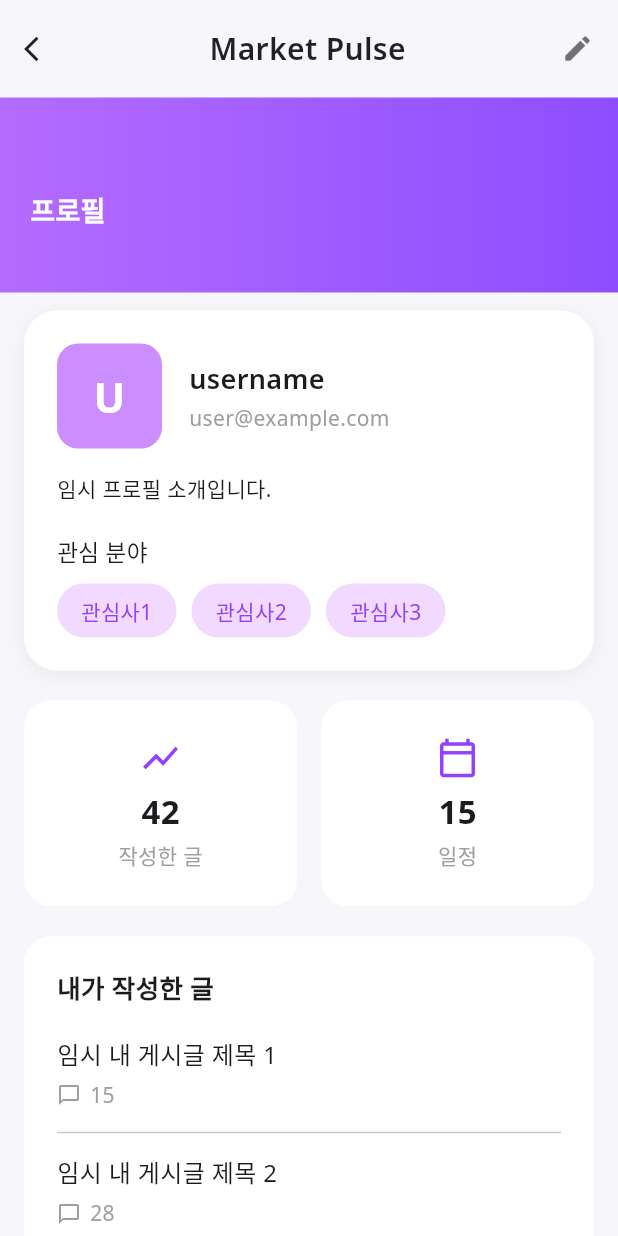
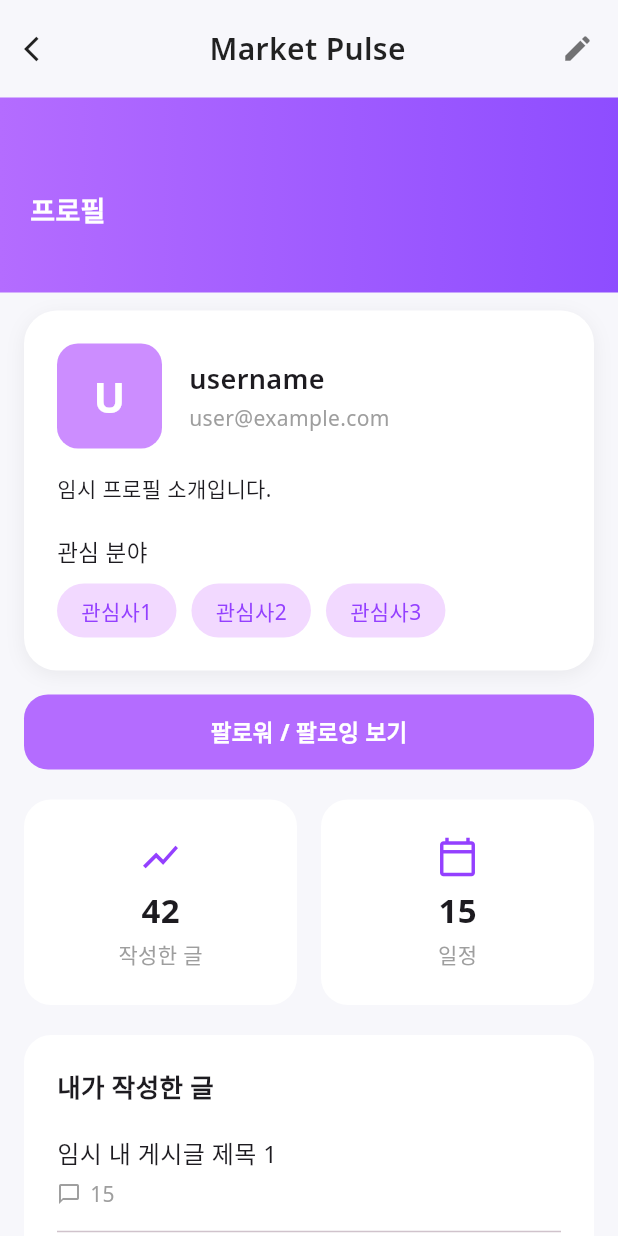
Before and after one commit to Akathin/MarketPulse, a Flutter app: the ProfilePage screen opened directly, on a phone screen of 412 x 824 dp. Run offline on Flutter 3.47's test engine with Material 3 defaults, Android fonts, the phone set to English and light mode, and no system bars; our stand-ins replace google_fonts, shared_preferences, table_calendar; accounts and stored records are empty.

Commit message:
Add files via upload

```diff
--- a/lib/pages/profile_page.dart
+++ b/lib/pages/profile_page.dart
@@ -1,4 +1,5 @@
 import 'package:flutter/material.dart';
+import 'package:market_pulse/pages/follow_page.dart'; // ★ FollowPage 연결 추가
 
 class ProfilePage extends StatelessWidget {
   const ProfilePage({super.key});
@@ -9,24 +10,62 @@ class ProfilePage extends StatelessWidget {
       backgroundColor: const Color(0xFFF7F7FB),
       body: SingleChildScrollView(
         child: Column(
-          children: const [
-            _TopBar(),
-            _Banner(),
-            SizedBox(height: 12),
-            _ProfileCard(),
-            SizedBox(height: 20),
-            _StatsSection(),
-            SizedBox(height: 20),
-            _PostListSection(),
+          children: [
+            const _TopBar(),
+            const _Banner(),
+            const SizedBox(height: 12),
+            const _ProfileCard(),
+            const SizedBox(height: 16),
+
+            // ★ 팔로워/팔로잉 보기 버튼
+            _followButton(context),
+
+            const SizedBox(height: 20),
+            const _StatsSection(),
+            const SizedBox(height: 20),
+            const _PostListSection(),
+            const SizedBox(height: 30),
           ],
+        ),
+      ),
+    );
+  }
+
+  // -----------------------------------------------------
+  // 팔로워 / 팔로잉 보기 버튼
+  // -----------------------------------------------------
+  Widget _followButton(BuildContext context) {
+    return GestureDetector(
+      onTap: () {
+        Navigator.push(
+          context,
+          MaterialPageRoute(builder: (_) => const FollowPage()),
+        );
+      },
+      child: Container(
+        margin: const EdgeInsets.symmetric(horizontal: 16),
+        padding: const EdgeInsets.symmetric(vertical: 14),
+        decoration: BoxDecoration(
+          color: const Color(0xFFB46CFF),
+          borderRadius: BorderRadius.circular(16),
+        ),
+        alignment: Alignment.center,
+        child: const Text(
+          "팔로워 / 팔로잉 보기",
+          style: TextStyle(
+            color: Colors.white,
+            fontSize: 15,
+            fontWeight: FontWeight.bold,
+          ),
         ),
       ),
     );
   }
 }
 
-/* ---------------------- 상단 뒤로가기 + 제목 + 연필 ---------------------- */
-
+// ----------------------------------------------------------
+// 상단 TopBar
+// ----------------------------------------------------------
 class _TopBar extends StatelessWidget {
   const _TopBar();
 
@@ -38,8 +77,7 @@ class _TopBar extends StatelessWidget {
         children: [
           GestureDetector(
             onTap: () => Navigator.pop(context),
-            child: const Icon(Icons.arrow_back_ios,
-                size: 20, color: Colors.black87),
+            child: const Icon(Icons.arrow_back_ios, size: 20),
           ),
           const Spacer(),
           const Text(
@@ -58,8 +96,9 @@ class _TopBar extends StatelessWidget {
   }
 }
 
-/* ---------------------- 보라색 배너 ---------------------- */
-
+// ----------------------------------------------------------
+// 보라색 배너
+// ----------------------------------------------------------
 class _Banner extends StatelessWidget {
   const _Banner();
 
@@ -89,8 +128,9 @@ class _Banner extends StatelessWidget {
   }
 }
 
-/* ---------------------- 프로필 카드 ---------------------- */
-
+// ----------------------------------------------------------
+// 프로필 카드
+// ----------------------------------------------------------
 class _ProfileCard extends StatelessWidget {
   const _ProfileCard();
 
@@ -126,10 +166,9 @@ class _ProfileCard extends StatelessWidget {
                 child: const Text(
                   "U",
                   style: TextStyle(
-                    color: Colors.white,
-                    fontSize: 28,
-                    fontWeight: FontWeight.bold,
-                  ),
+                      color: Colors.white,
+                      fontSize: 28,
+                      fontWeight: FontWeight.bold),
                 ),
               ),
               const SizedBox(width: 18),
@@ -152,12 +191,17 @@ class _ProfileCard extends StatelessWidget {
               ),
             ],
           ),
+
           const SizedBox(height: 16),
-          const Text("임시 프로필 소개입니다.",
-              style: TextStyle(fontSize: 14)),
+          const Text(
+            "임시 프로필 소개입니다.",
+            style: TextStyle(fontSize: 14),
+          ),
+
           const SizedBox(height: 22),
           const Text("관심 분야", style: TextStyle(fontSize: 15)),
           const SizedBox(height: 10),
+
           Wrap(
             spacing: 10,
             children: const [
@@ -192,8 +236,9 @@ class _Tag extends StatelessWidget {
   }
 }
 
-/* ---------------------- 통계 카드 ---------------------- */
-
+// ----------------------------------------------------------
+// 통계 카드
+// ----------------------------------------------------------
 class _StatsSection extends StatelessWidget {
   const _StatsSection();
 
@@ -260,8 +305,9 @@ class _StatsCard extends StatelessWidget {
   }
 }
 
-/* ---------------------- 게시글 리스트 ---------------------- */
-
+// ----------------------------------------------------------
+// 작성한 글 리스트 섹션
+// ----------------------------------------------------------
 class _PostListSection extends StatelessWidget {
   const _PostListSection();
 
@@ -309,13 +355,14 @@ class _PostItem extends StatelessWidget {
         const SizedBox(height: 6),
         Row(
           children: [
-            const Icon(Icons.chat_bubble_outline,
-                size: 16, color: Colors.grey),
+            const Icon(Icons.chat_bubble_outline, size: 16, color: Colors.grey),
             const SizedBox(width: 6),
-            Text("$comments",
-                style: const TextStyle(color: Colors.grey)),
+            Text(
+              "$comments",
+              style: const TextStyle(color: Colors.grey),
+            ),
           ],
-        )
+        ),
       ],
     );
   }
```
Also changed, not shown: lib/pages/follow_page.dart (added, +199 -0 lines).
